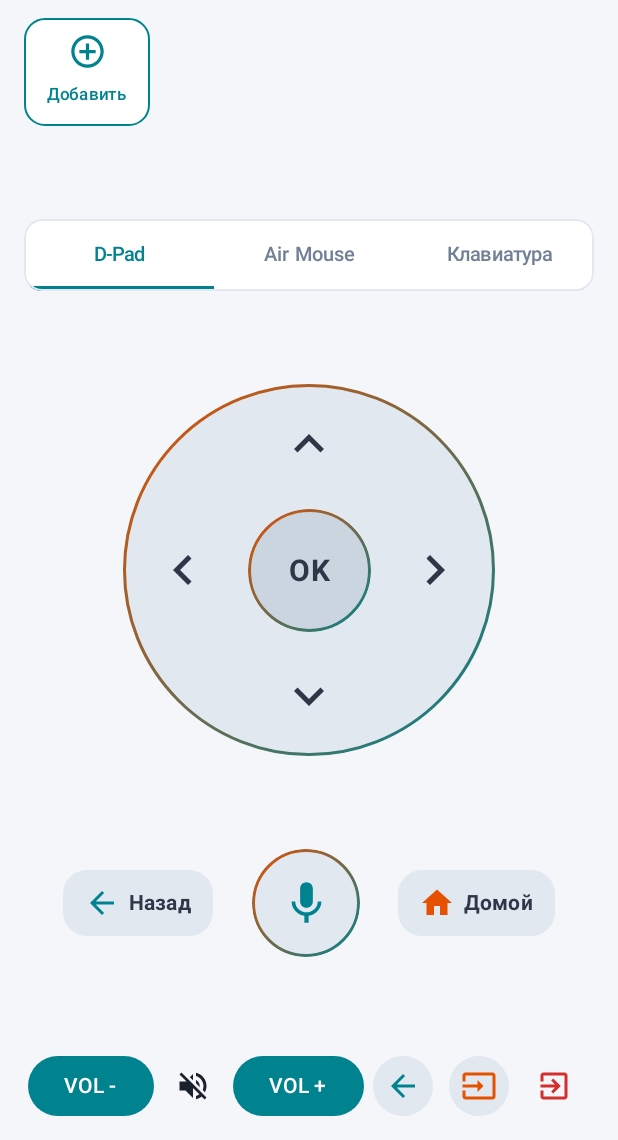
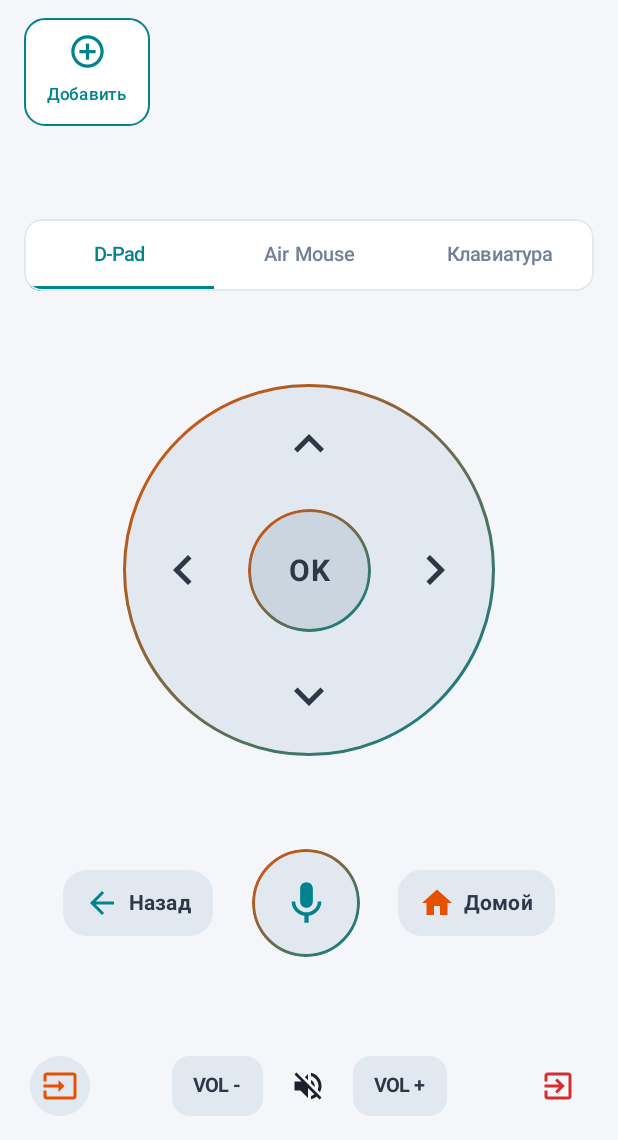
Before and after one commit to Otsgolyak/Remote_control, an Android app built with Jetpack Compose: the HomeScreen screen opened through its navigation route, on a phone screen of 412 x 824 dp, the part 96-1236 px from its top. Run offline under Robolectric (Android 15) with nearby library versions, the phone set to English and light mode, and no system bars; libraries missing offline, so code that uses them is left out: com.google.protobuf, org.bouncycastle.asn1, org.bouncycastle.cert, org.bouncycastle.jce, org.bouncycastle.operator; pictures from the network do not load; 3 statements that could not run were skipped.

Commit message:
refactor(ui): remove redundant back button, center volume, align source and exit to edges, remove refresh button

```diff
--- a/app/src/main/java/com/remote/control/ui/screens/HomeScreen.kt
+++ b/app/src/main/java/com/remote/control/ui/screens/HomeScreen.kt
@@ -731,29 +731,13 @@ fun HomeScreen(
                 }
             }
 
-            // 5. Bottom Volume, Back, Source & Exit Row
+            // 5. Bottom Volume, Source & Exit Row
             Row(
                 modifier = Modifier.fillMaxWidth(),
-                horizontalArrangement = Arrangement.SpaceEvenly,
+                horizontalArrangement = Arrangement.SpaceBetween,
                 verticalAlignment = Alignment.CenterVertically
             ) {
-                Button(onClick = { pressKey(RemoteKeyCode.KEYCODE_VOLUME_DOWN) }) {
-                    Text("VOL -")
-                }
-                IconButton(onClick = { pressKey(RemoteKeyCode.KEYCODE_VOLUME_MUTE) }) {
-                    Icon(Icons.Default.VolumeOff, contentDescription = "Mute", tint = colors.textPrimary)
-                }
-                Button(onClick = { pressKey(RemoteKeyCode.KEYCODE_VOLUME_UP) }) {
-                    Text("VOL +")
-                }
-                // Дополнительная кнопка быстрого возврата прямо под большим пальцем
-                FilledTonalIconButton(
-                    onClick = { pressKey(RemoteKeyCode.KEYCODE_BACK) },
-                    colors = IconButtonDefaults.filledTonalIconButtonColors(containerColor = colors.actionButton)
-                ) {
-                    Icon(Icons.Default.ArrowBack, contentDescription = "Назад", tint = colors.primary)
-                }
-                // Кнопка выбора источника сигнала (HDMI 1/2/3/TV) с открытием меню
+                // Кнопка выбора источника сигнала (HDMI 1/2/3/TV) с открытием меню слева
                 FilledTonalIconButton(
                     onClick = {
                         haptic.performHapticFeedback(HapticFeedbackType.LongPress)
@@ -764,6 +748,34 @@ fun HomeScreen(
                 ) {
                     Icon(Icons.Default.Input, contentDescription = "Источник сигнала (HDMI)", tint = colors.secondary)
                 }
+
+                // Отцентрированный блок управления громкостью
+                Row(
+                    horizontalArrangement = Arrangement.spacedBy(6.dp),
+                    verticalAlignment = Alignment.CenterVertically
+                ) {
+                    FilledTonalButton(
+                        onClick = { pressKey(RemoteKeyCode.KEYCODE_VOLUME_DOWN) },
+                        colors = ButtonDefaults.filledTonalButtonColors(containerColor = colors.actionButton),
+                        shape = RoundedCornerShape(12.dp),
+                        contentPadding = PaddingValues(horizontal = 14.dp, vertical = 8.dp)
+                    ) {
+                        Text("VOL -", color = colors.actionButtonText, fontWeight = FontWeight.Bold, fontSize = 13.sp)
+                    }
+                    IconButton(onClick = { pressKey(RemoteKeyCode.KEYCODE_VOLUME_MUTE) }) {
+                        Icon(Icons.Default.VolumeOff, contentDescription = "Mute", tint = colors.textPrimary)
+                    }
+                    FilledTonalButton(
+                        onClick = { pressKey(RemoteKeyCode.KEYCODE_VOLUME_UP) },
+                        colors = ButtonDefaults.filledTonalButtonColors(containerColor = colors.actionButton),
+                        shape = RoundedCornerShape(12.dp),
+                        contentPadding = PaddingValues(horizontal = 14.dp, vertical = 8.dp)
+                    ) {
+                        Text("VOL +", color = colors.actionButtonText, fontWeight = FontWeight.Bold, fontSize = 13.sp)
+                    }
+                }
+
+                // Кнопка выхода из приложения справа
                 IconButton(
                     onClick = {
                         haptic.performHapticFeedback(HapticFeedbackType.LongPress)
--- a/app/src/main/java/com/remote/control/ui/screens/PairingScreen.kt
+++ b/app/src/main/java/com/remote/control/ui/screens/PairingScreen.kt
@@ -58,9 +58,6 @@ fun PairingScreen(
                     )
                 },
                 actions = {
-                    IconButton(onClick = { homeViewModel.startDiscovery() }) {
-                        Icon(Icons.Default.Refresh, contentDescription = "Обновить поиск", tint = colors.primary)
-                    }
                     IconButton(onClick = onNavigateToSettings) {
                         Icon(Icons.Default.Settings, contentDescription = "Настройки и логи", tint = colors.textPrimary)
                     }
```
Also changed, not shown: 1 other file.
